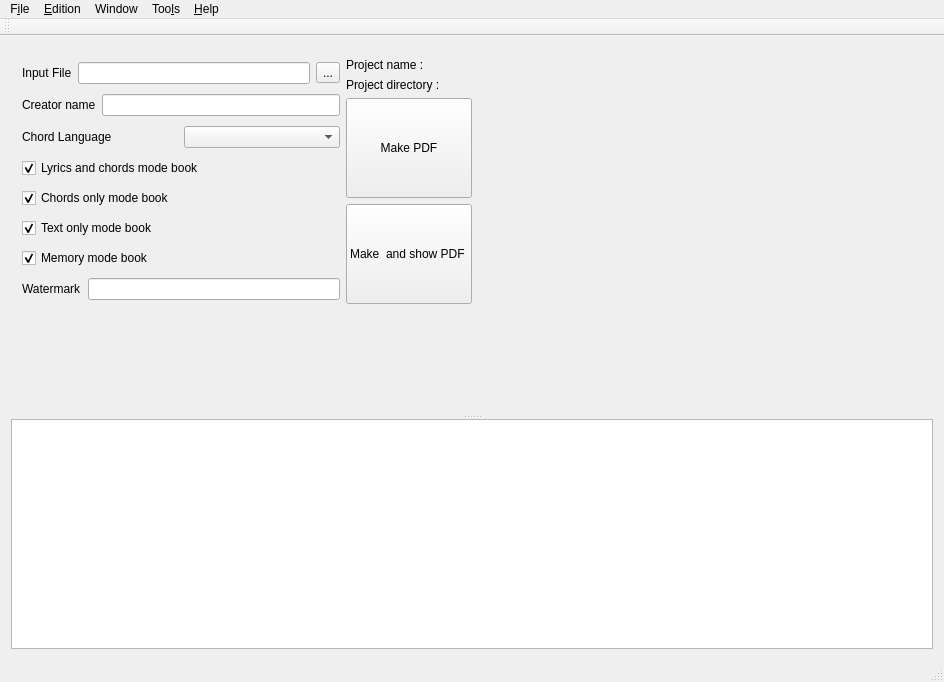
Old version of the form mainwindow.ui in the repository jpcima/chordv.
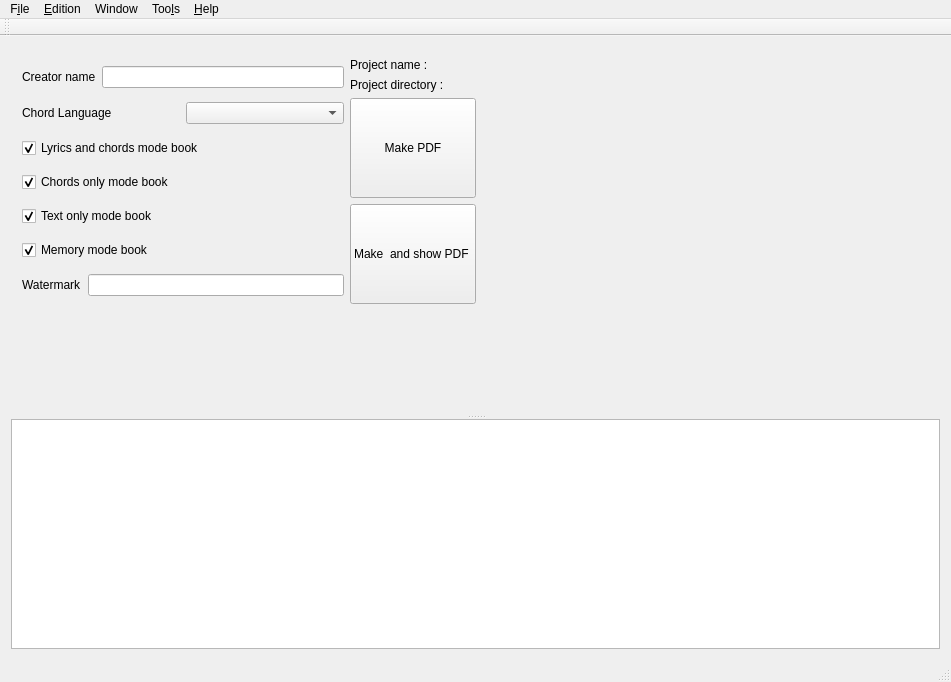
New version of the form. The open tabs and pages were chosen to show the change. Icons and pictures are not drawn. Custom widgets are drawn as their Qt base class.

Patch:
```diff
--- a/mainwindow.ui
+++ b/mainwindow.ui
@@ -6,7 +6,7 @@
    <rect>
     <x>0</x>
     <y>0</y>
-    <width>944</width>
+    <width>951</width>
     <height>682</height>
    </rect>
   </property>
@@ -203,27 +203,6 @@
               <layout class="QHBoxLayout" name="horizontalLayout_10">
                <item>
                 <layout class="QVBoxLayout" name="verticalLayout_5">
-                 <item>
-                  <layout class="QHBoxLayout" name="horizontalLayout">
-                   <item>
-                    <widget class="QLabel" name="labelInputFile">
-                     <property name="text">
-                      <string>Input File</string>
-                     </property>
-                    </widget>
-                   </item>
-                   <item>
-                    <widget class="QLineEdit" name="lineEditInputFile"/>
-                   </item>
-                   <item>
-                    <widget class="QToolButton" name="toolButtonInputFile">
-                     <property name="text">
-                      <string>...</string>
-                     </property>
-                    </widget>
-                   </item>
-                  </layout>
-                 </item>
                  <item>
                   <layout class="QHBoxLayout" name="horizontalLayout_2">
                    <item>
@@ -451,8 +430,8 @@
     <rect>
      <x>0</x>
      <y>0</y>
-     <width>944</width>
-     <height>22</height>
+     <width>951</width>
+     <height>20</height>
     </rect>
    </property>
    <widget class="QMenu" name="menuFile">
```
Left out of the diff: 40 changed lines with no effect on the pictures.
